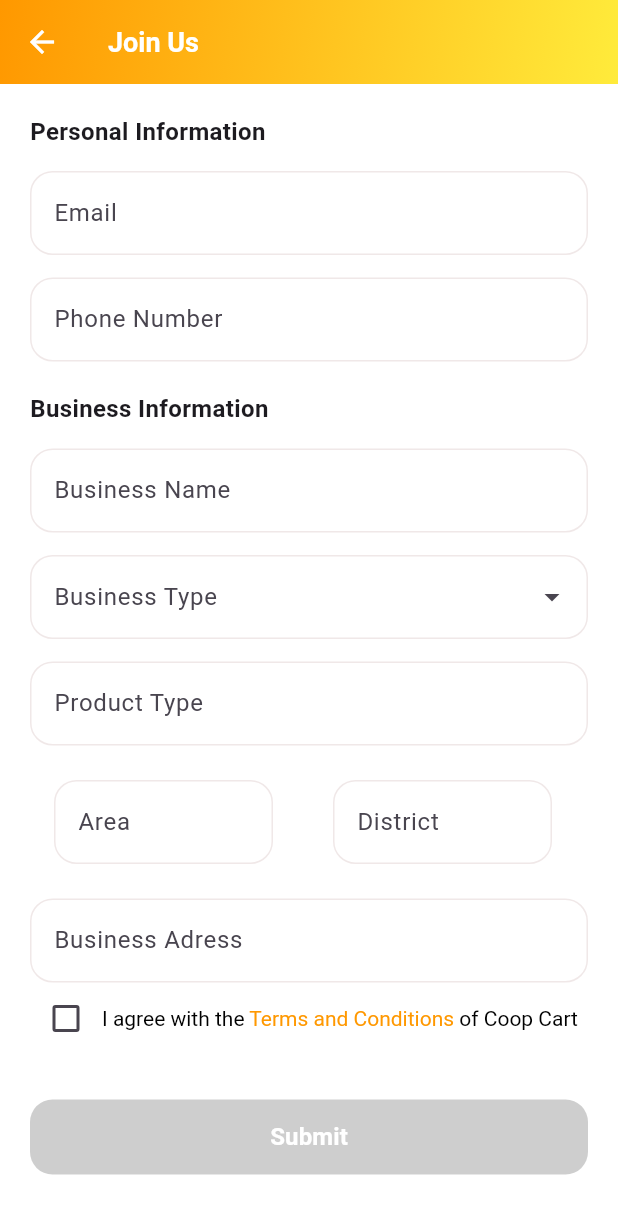
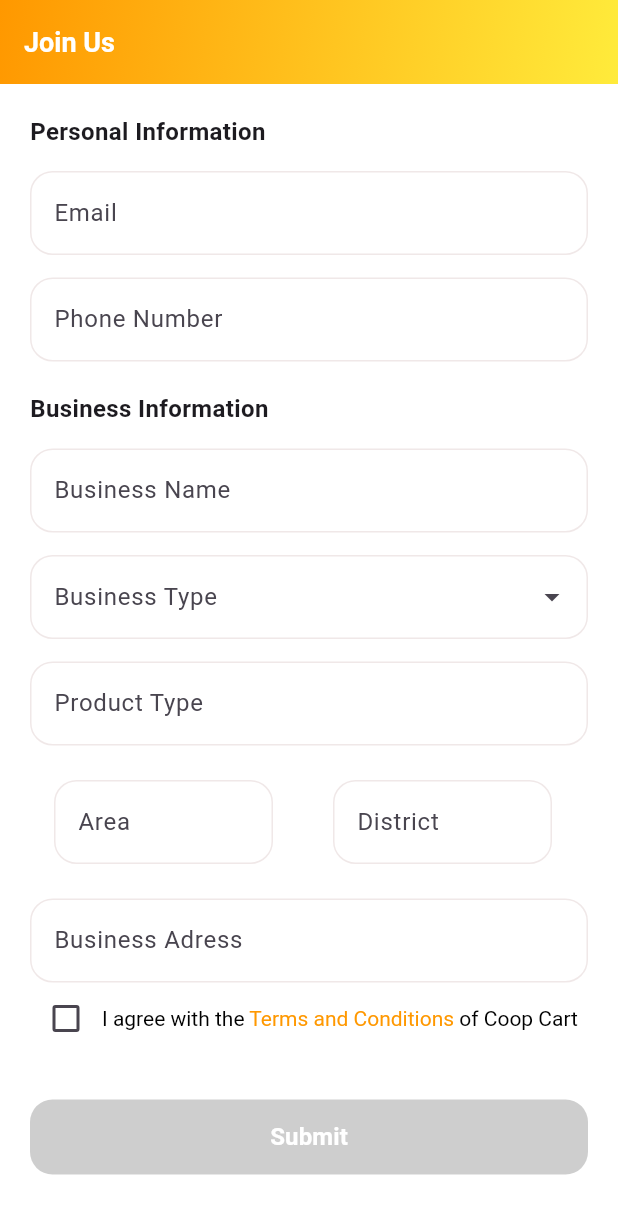
Before and after one commit to Ahmaad2001/Coop_Cart_V2, a Flutter app: the screen it shows after launch, on a phone screen of 412 x 824 dp. Shown: the top 1214 px of the screen. Run offline on Flutter 3.47's test engine with Material 3 defaults, Android fonts, the phone set to English and light mode, and no system bars; Roboto replaces fonts that are missing (Poppins).

Commit message:
removed the leading icon

```diff
--- a/lib/main.dart
+++ b/lib/main.dart
@@ -21,17 +21,6 @@ class _MyAppState extends State<MyApp> {
       home: Scaffold(
         appBar: AppBar(
           centerTitle: false,
-          leading: GestureDetector(
-            onTap: () {
-              // Add the action you want to perform when the icon is tapped
-              // For example, you can navigate to the previous screen
-              // print('Arrow back pressed');
-            },
-            child: const Icon(
-              Icons.arrow_back,
-              color: Colors.white,
-            ),
-          ),
           title: const Text(
             'Join Us',
             textAlign: TextAlign.left,
```
